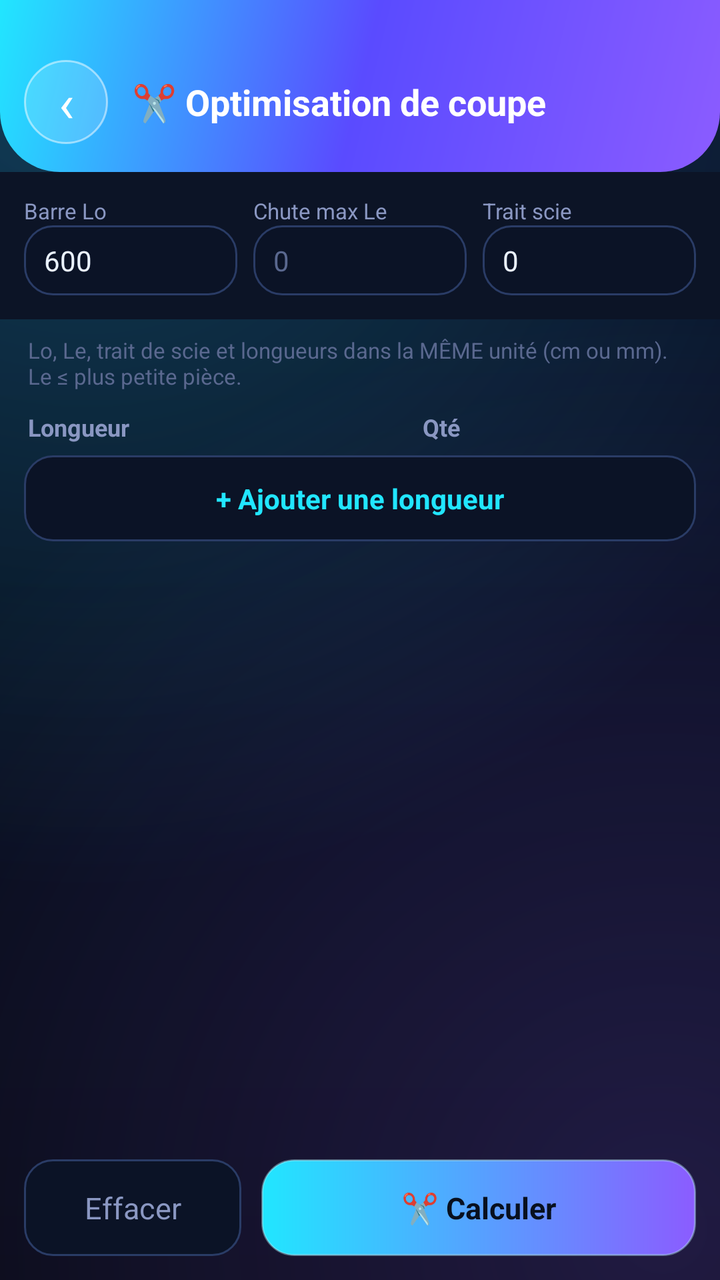
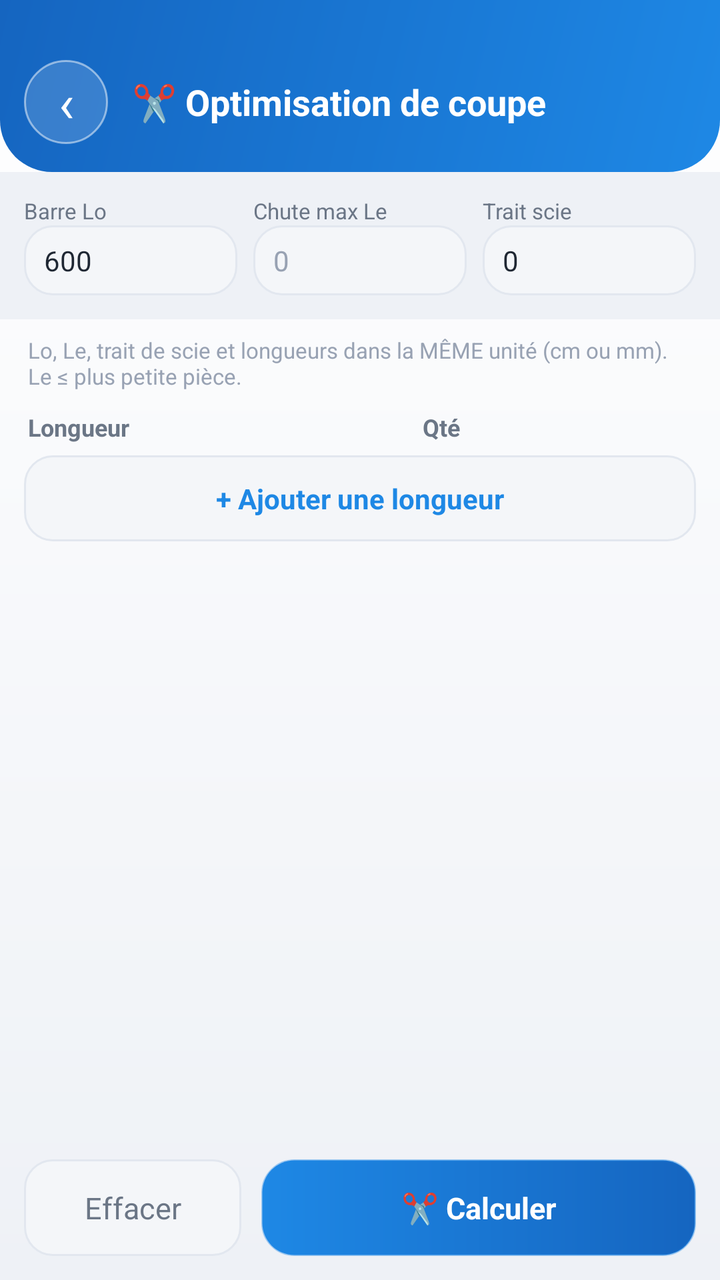

Two renders of the same Android screen: before a commit and after it. Below are the layout's source before the change and the commit's diff.
<!-- AndroidManifest.xml: application theme Theme.AluManager -->
<!-- res/layout/activity_opticoupe.xml -->
<?xml version="1.0" encoding="utf-8"?>
<LinearLayout xmlns:android="http://schemas.android.com/apk/res/android"
    android:layout_width="match_parent"
    android:layout_height="match_parent"
    android:background="@drawable/bg_space"
    android:orientation="vertical">

    <LinearLayout
        android:layout_width="match_parent"
        android:layout_height="wrap_content"
        android:background="@drawable/hero_bg"
        android:gravity="center_vertical"
        android:orientation="horizontal"
        android:paddingHorizontal="12dp"
        android:paddingTop="30dp"
        android:paddingBottom="14dp">

        <TextView
            android:id="@+id/btnBack"
            android:layout_width="42dp"
            android:layout_height="42dp"
            android:background="@drawable/avatar_circle"
            android:gravity="center"
            android:text="‹"
            android:textColor="#FFFFFF"
            android:textSize="26sp" />

        <TextView
            android:layout_width="0dp"
            android:layout_height="wrap_content"
            android:layout_marginStart="12dp"
            android:layout_weight="1"
            android:text="✂️ Optimisation de coupe"
            android:textColor="#FFFFFF"
            android:textSize="18sp"
            android:textStyle="bold" />
    </LinearLayout>

    
    <LinearLayout
        android:layout_width="match_parent"
        android:layout_height="wrap_content"
        android:background="#0C1426"
        android:orientation="horizontal"
        android:padding="12dp">

        <LinearLayout
            android:layout_width="0dp"
            android:layout_height="wrap_content"
            android:layout_weight="1"
            android:orientation="vertical">
            <TextView android:layout_width="wrap_content" android:layout_height="wrap_content"
                android:text="Barre Lo" android:textColor="#8A97C2" android:textSize="11sp" />
            <EditText android:id="@+id/inLo" android:layout_width="match_parent" android:layout_height="wrap_content"
                android:background="@drawable/field_bg" android:inputType="numberDecimal" android:text="600"
                android:paddingHorizontal="10dp" android:paddingVertical="8dp"
                android:textColor="#EAF2FF" android:textSize="14sp" />
        </LinearLayout>

        <View android:layout_width="8dp" android:layout_height="1dp" />

        <LinearLayout
            android:layout_width="0dp"
            android:layout_height="wrap_content"
            android:layout_weight="1"
            android:orientation="vertical">
            <TextView android:layout_width="wrap_content" android:layout_height="wrap_content"
                android:text="Chute max Le" android:textColor="#8A97C2" android:textSize="11sp" />
            <EditText android:id="@+id/inLe" android:layout_width="match_parent" android:layout_height="wrap_content"
                android:background="@drawable/field_bg" android:inputType="numberDecimal" android:hint="0"
                android:paddingHorizontal="10dp" android:paddingVertical="8dp"
                android:textColor="#EAF2FF" android:textColorHint="#5A688F" android:textSize="14sp" />
        </LinearLayout>

        <View android:layout_width="8dp" android:layout_height="1dp" />

        <LinearLayout
            android:layout_width="0dp"
            android:layout_height="wrap_content"
            android:layout_weight="1"
            android:orientation="vertical">
            <TextView android:layout_width="wrap_content" android:layout_height="wrap_content"
                android:text="Trait scie" android:textColor="#8A97C2" android:textSize="11sp" />
            <EditText android:id="@+id/inKerf" android:layout_width="match_parent" android:layout_height="wrap_content"
                android:background="@drawable/field_bg" android:inputType="numberDecimal" android:text="0"
                android:paddingHorizontal="10dp" android:paddingVertical="8dp"
                android:textColor="#EAF2FF" android:textSize="14sp" />
        </LinearLayout>
    </LinearLayout>

    <TextView
        android:layout_width="match_parent"
        android:layout_height="wrap_content"
        android:paddingHorizontal="14dp"
        android:paddingTop="8dp"
        android:text="Lo, Le, trait de scie et longueurs dans la MÊME unité (cm ou mm). Le ≤ plus petite pièce."
        android:textColor="#5A688F"
        android:textSize="11sp" />

    
    <LinearLayout
        android:layout_width="match_parent"
        android:layout_height="wrap_content"
        android:orientation="horizontal"
        android:paddingHorizontal="14dp"
        android:paddingTop="10dp">
        <TextView android:layout_width="0dp" android:layout_height="wrap_content" android:layout_weight="2"
            android:text="Longueur" android:textColor="#8A97C2" android:textSize="12sp" android:textStyle="bold" />
        <TextView android:layout_width="0dp" android:layout_height="wrap_content" android:layout_weight="1"
            android:text="Qté" android:textColor="#8A97C2" android:textSize="12sp" android:textStyle="bold" />
        <View android:layout_width="36dp" android:layout_height="1dp" />
    </LinearLayout>

    <ScrollView
        android:layout_width="match_parent"
        android:layout_height="0dp"
        android:layout_weight="1"
        android:fillViewport="true"
        android:scrollbars="none">

        <LinearLayout
            android:layout_width="match_parent"
            android:layout_height="wrap_content"
            android:orientation="vertical"
            android:paddingHorizontal="12dp"
            android:paddingBottom="20dp">

            <LinearLayout
                android:id="@+id/rowsContainer"
                android:layout_width="match_parent"
                android:layout_height="wrap_content"
                android:orientation="vertical" />

            <TextView
                android:id="@+id/btnAddRow"
                android:layout_width="match_parent"
                android:layout_height="wrap_content"
                android:layout_marginTop="6dp"
                android:background="@drawable/field_bg"
                android:gravity="center"
                android:paddingVertical="12dp"
                android:text="+ Ajouter une longueur"
                android:textColor="#21E6FF"
                android:textSize="14sp"
                android:textStyle="bold" />

            <LinearLayout
                android:id="@+id/results"
                android:layout_width="match_parent"
                android:layout_height="wrap_content"
                android:orientation="vertical" />
        </LinearLayout>
    </ScrollView>

    
    <LinearLayout
        android:layout_width="match_parent"
        android:layout_height="wrap_content"
        android:orientation="horizontal"
        android:padding="12dp">

        <TextView
            android:id="@+id/btnClear"
            android:layout_width="0dp"
            android:layout_height="wrap_content"
            android:layout_weight="1"
            android:background="@drawable/field_bg"
            android:gravity="center"
            android:paddingVertical="14dp"
            android:text="Effacer"
            android:textColor="#8A97C2"
            android:textSize="15sp" />

        <View android:layout_width="10dp" android:layout_height="1dp" />

        <TextView
            android:id="@+id/btnCalc"
            android:layout_width="0dp"
            android:layout_height="wrap_content"
            android:layout_weight="2"
            android:background="@drawable/btn_primary"
            android:gravity="center"
            android:paddingVertical="14dp"
            android:text="✂️ Calculer"
            android:textColor="#08101F"
            android:textSize="15sp"
            android:textStyle="bold" />
    </LinearLayout>

</LinearLayout>
<!-- resources referenced by this layout -->
<resources>
  <!-- drawable avatar_circle (drawable) -->
  <?xml version="1.0" encoding="utf-8"?>
  <shape xmlns:android="http://schemas.android.com/apk/res/android" android:shape="oval">
      <solid android:color="#26FFFFFF" />
      <stroke android:width="1dp" android:color="#80FFFFFF" />
  </shape>
  <!-- drawable bg_space (drawable) -->
  <?xml version="1.0" encoding="utf-8"?>
  <layer-list xmlns:android="http://schemas.android.com/apk/res/android">
      <item>
          <shape android:shape="rectangle">
              <gradient
                  android:angle="270"
                  android:startColor="#0C1430"
                  android:centerColor="#080E1F"
                  android:endColor="#060912" />
          </shape>
      </item>
      
      <item>
          <shape android:shape="rectangle">
              <gradient
                  android:type="radial"
                  android:centerX="0.12"
                  android:centerY="0.04"
                  android:gradientRadius="420dp"
                  android:startColor="#3321E6FF"
                  android:endColor="#0021E6FF" />
          </shape>
      </item>
      
      <item>
          <shape android:shape="rectangle">
              <gradient
                  android:type="radial"
                  android:centerX="0.92"
                  android:centerY="0.96"
                  android:gradientRadius="460dp"
                  android:startColor="#338B5CFF"
                  android:endColor="#008B5CFF" />
          </shape>
      </item>
  </layer-list>
  <!-- drawable btn_primary (drawable) -->
  <?xml version="1.0" encoding="utf-8"?>
  <shape xmlns:android="http://schemas.android.com/apk/res/android" android:shape="rectangle">
      <gradient
          android:angle="0"
          android:startColor="#21E6FF"
          android:endColor="#8B5CFF" />
      <corners android:radius="16dp" />
      <stroke android:width="1dp" android:color="#66BFF5FF" />
  </shape>
  <!-- drawable field_bg (drawable) -->
  <?xml version="1.0" encoding="utf-8"?>
  <shape xmlns:android="http://schemas.android.com/apk/res/android" android:shape="rectangle">
      <solid android:color="#0B1326" />
      <corners android:radius="14dp" />
      <stroke android:width="1dp" android:color="#2A3C66" />
  </shape>
  <!-- drawable hero_bg (drawable) -->
  <?xml version="1.0" encoding="utf-8"?>
  <shape xmlns:android="http://schemas.android.com/apk/res/android" android:shape="rectangle">
      <gradient
          android:angle="135"
          android:startColor="#8B5CFF"
          android:centerColor="#5A4BFF"
          android:endColor="#21E6FF" />
      <corners
          android:bottomLeftRadius="30dp"
          android:bottomRightRadius="30dp" />
  </shape>
  <style name="Theme.AluManager" parent="Theme.MaterialComponents.NoActionBar">
          <item name="colorPrimary">@color/neon_violet</item>
          <item name="colorPrimaryVariant">@color/neon_cyan</item>
          <item name="colorOnPrimary">#08101F</item>
          <item name="colorAccent">@color/neon_cyan</item>
          <item name="android:windowBackground">@color/bg_deep</item>
          <item name="android:statusBarColor">@android:color/transparent</item>
          <item name="android:navigationBarColor">@color/bg_deep</item>
          <item name="android:windowLightStatusBar">false</item>
          <item name="android:colorBackground">@color/bg_deep</item>
      </style>
  <color name="neon_violet">#8B5CFF</color>
  <color name="neon_cyan">#21E6FF</color>
  <color name="bg_deep">#060912</color>
</resources>

<!-- the commit's change to res/layout/activity_opticoupe.xml (unified diff, before → after) -->
@@ -40,7 +40,7 @@
     <LinearLayout
         android:layout_width="match_parent"
         android:layout_height="wrap_content"
-        android:background="#0C1426"
+        android:background="#EEF1F6"
         android:orientation="horizontal"
         android:padding="12dp">
 
@@ -50,11 +50,11 @@
             android:layout_weight="1"
             android:orientation="vertical">
             <TextView android:layout_width="wrap_content" android:layout_height="wrap_content"
-                android:text="Barre Lo" android:textColor="#8A97C2" android:textSize="11sp" />
+                android:text="Barre Lo" android:textColor="#6B7686" android:textSize="11sp" />
             <EditText android:id="@+id/inLo" android:layout_width="match_parent" android:layout_height="wrap_content"
                 android:background="@drawable/field_bg" android:inputType="numberDecimal" android:text="600"
                 android:paddingHorizontal="10dp" android:paddingVertical="8dp"
-                android:textColor="#EAF2FF" android:textSize="14sp" />
+                android:textColor="#1F2733" android:textSize="14sp" />
         </LinearLayout>
 
         <View android:layout_width="8dp" android:layout_height="1dp" />
@@ -65,11 +65,11 @@
             android:layout_weight="1"
             android:orientation="vertical">
             <TextView android:layout_width="wrap_content" android:layout_height="wrap_content"
-                android:text="Chute max Le" android:textColor="#8A97C2" android:textSize="11sp" />
+                android:text="Chute max Le" android:textColor="#6B7686" android:textSize="11sp" />
             <EditText android:id="@+id/inLe" android:layout_width="match_parent" android:layout_height="wrap_content"
                 android:background="@drawable/field_bg" android:inputType="numberDecimal" android:hint="0"
                 android:paddingHorizontal="10dp" android:paddingVertical="8dp"
-                android:textColor="#EAF2FF" android:textColorHint="#5A688F" android:textSize="14sp" />
+                android:textColor="#1F2733" android:textColorHint="#98A2B3" android:textSize="14sp" />
         </LinearLayout>
 
         <View android:layout_width="8dp" android:layout_height="1dp" />
@@ -80,11 +80,11 @@
             android:layout_weight="1"
             android:orientation="vertical">
             <TextView android:layout_width="wrap_content" android:layout_height="wrap_content"
-                android:text="Trait scie" android:textColor="#8A97C2" android:textSize="11sp" />
+                android:text="Trait scie" android:textColor="#6B7686" android:textSize="11sp" />
             <EditText android:id="@+id/inKerf" android:layout_width="match_parent" android:layout_height="wrap_content"
                 android:background="@drawable/field_bg" android:inputType="numberDecimal" android:text="0"
                 android:paddingHorizontal="10dp" android:paddingVertical="8dp"
-                android:textColor="#EAF2FF" android:textSize="14sp" />
+                android:textColor="#1F2733" android:textSize="14sp" />
         </LinearLayout>
     </LinearLayout>
 
@@ -94,7 +94,7 @@
         android:paddingHorizontal="14dp"
         android:paddingTop="8dp"
         android:text="Lo, Le, trait de scie et longueurs dans la MÊME unité (cm ou mm). Le ≤ plus petite pièce."
-        android:textColor="#5A688F"
+        android:textColor="#98A2B3"
         android:textSize="11sp" />
 
     
@@ -105,9 +105,9 @@
         android:paddingHorizontal="14dp"
         android:paddingTop="10dp">
         <TextView android:layout_width="0dp" android:layout_height="wrap_content" android:layout_weight="2"
-            android:text="Longueur" android:textColor="#8A97C2" android:textSize="12sp" android:textStyle="bold" />
+            android:text="Longueur" android:textColor="#6B7686" android:textSize="12sp" android:textStyle="bold" />
         <TextView android:layout_width="0dp" android:layout_height="wrap_content" android:layout_weight="1"
-            android:text="Qté" android:textColor="#8A97C2" android:textSize="12sp" android:textStyle="bold" />
+            android:text="Qté" android:textColor="#6B7686" android:textSize="12sp" android:textStyle="bold" />
         <View android:layout_width="36dp" android:layout_height="1dp" />
     </LinearLayout>
 
@@ -140,7 +140,7 @@
                 android:gravity="center"
                 android:paddingVertical="12dp"
                 android:text="+ Ajouter une longueur"
-                android:textColor="#21E6FF"
+                android:textColor="#1E88E5"
                 android:textSize="14sp"
                 android:textStyle="bold" />
 
@@ -168,7 +168,7 @@
             android:gravity="center"
             android:paddingVertical="14dp"
             android:text="Effacer"
-            android:textColor="#8A97C2"
+            android:textColor="#6B7686"
             android:textSize="15sp" />
 
         <View android:layout_width="10dp" android:layout_height="1dp" />
@@ -182,7 +182,7 @@
             android:gravity="center"
             android:paddingVertical="14dp"
             android:text="✂️ Calculer"
-            android:textColor="#08101F"
+            android:textColor="#FFFFFF"
             android:textSize="15sp"
             android:textStyle="bold" />
     </LinearLayout>
<!-- resource entries referenced after the edit -->
@@ -8,74 +8,45 @@
   </shape>
   <!-- drawable bg_space (drawable) -->
   <?xml version="1.0" encoding="utf-8"?>
-  <layer-list xmlns:android="http://schemas.android.com/apk/res/android">
-      <item>
-          <shape android:shape="rectangle">
-              <gradient
-                  android:angle="270"
-                  android:startColor="#0C1430"
-                  android:centerColor="#080E1F"
-                  android:endColor="#060912" />
-          </shape>
-      </item>
-      
-      <item>
-          <shape android:shape="rectangle">
-              <gradient
-                  android:type="radial"
-                  android:centerX="0.12"
-                  android:centerY="0.04"
-                  android:gradientRadius="420dp"
-                  android:startColor="#3321E6FF"
-                  android:endColor="#0021E6FF" />
-          </shape>
-      </item>
-      
-      <item>
-          <shape android:shape="rectangle">
-              <gradient
-                  android:type="radial"
-                  android:centerX="0.92"
-                  android:centerY="0.96"
-                  android:gradientRadius="460dp"
-                  android:startColor="#338B5CFF"
-                  android:endColor="#008B5CFF" />
-          </shape>
-      </item>
-  </layer-list>
+  <shape xmlns:android="http://schemas.android.com/apk/res/android" android:shape="rectangle">
+      <gradient
+          android:angle="270"
+          android:startColor="#FFFFFF"
+          android:endColor="#EEF1F6" />
+  </shape>
   <!-- drawable btn_primary (drawable) -->
   <?xml version="1.0" encoding="utf-8"?>
   <shape xmlns:android="http://schemas.android.com/apk/res/android" android:shape="rectangle">
       <gradient
           android:angle="0"
-          android:startColor="#21E6FF"
-          android:endColor="#8B5CFF" />
+          android:startColor="#1E88E5"
+          android:endColor="#1565C0" />
       <corners android:radius="16dp" />
-      <stroke android:width="1dp" android:color="#66BFF5FF" />
+      <stroke android:width="1dp" android:color="#661E88E5" />
   </shape>
   <!-- drawable field_bg (drawable) -->
   <?xml version="1.0" encoding="utf-8"?>
   <shape xmlns:android="http://schemas.android.com/apk/res/android" android:shape="rectangle">
-      <solid android:color="#0B1326" />
+      <solid android:color="#F4F6F9" />
       <corners android:radius="14dp" />
-      <stroke android:width="1dp" android:color="#2A3C66" />
+      <stroke android:width="1dp" android:color="#E2E7EF" />
   </shape>
   <!-- drawable hero_bg (drawable) -->
   <?xml version="1.0" encoding="utf-8"?>
   <shape xmlns:android="http://schemas.android.com/apk/res/android" android:shape="rectangle">
       <gradient
           android:angle="135"
-          android:startColor="#8B5CFF"
-          android:centerColor="#5A4BFF"
-          android:endColor="#21E6FF" />
+          android:startColor="#1E88E5"
+          android:centerColor="#1976D2"
+          android:endColor="#1565C0" />
       <corners
-          android:bottomLeftRadius="30dp"
-          android:bottomRightRadius="30dp" />
+          android:bottomLeftRadius="26dp"
+          android:bottomRightRadius="26dp" />
   </shape>
-  <style name="Theme.AluManager" parent="Theme.MaterialComponents.NoActionBar">
+  <style name="Theme.AluManager" parent="Theme.MaterialComponents.Light.NoActionBar">
           <item name="colorPrimary">@color/neon_violet</item>
           <item name="colorPrimaryVariant">@color/neon_cyan</item>
-          <item name="colorOnPrimary">#08101F</item>
+          <item name="colorOnPrimary">#FFFFFF</item>
           <item name="colorAccent">@color/neon_cyan</item>
           <item name="android:windowBackground">@color/bg_deep</item>
           <item name="android:statusBarColor">@android:color/transparent</item>
@@ -83,8 +54,8 @@
           <item name="android:windowLightStatusBar">false</item>
           <item name="android:colorBackground">@color/bg_deep</item>
       </style>
-  <color name="neon_violet">#8B5CFF</color>
-  <color name="neon_cyan">#21E6FF</color>
-  <color name="bg_deep">#060912</color>
+  <color name="neon_violet">#1565C0</color>
+  <color name="neon_cyan">#1E88E5</color>
+  <color name="bg_deep">#F4F6F9</color>
 </resources>
 
